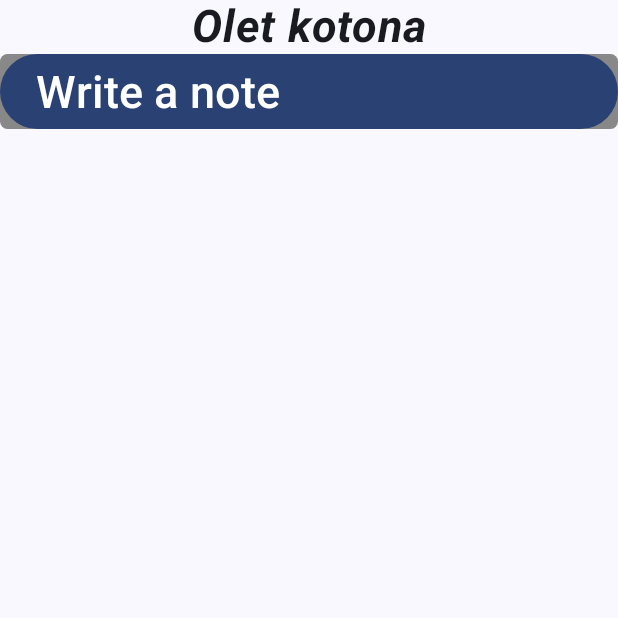
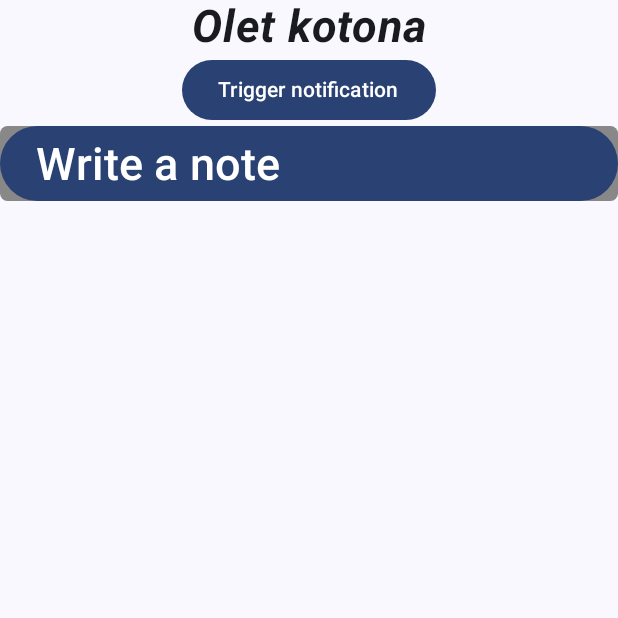
Before and after one commit to akseliahonpera/mobcomp25, an Android app built with Jetpack Compose: the screen it shows after launch (MainActivity), on a phone screen of 412 x 824 dp, the top half of it. Run offline under Robolectric (Android 15) with nearby library versions, the phone set to English and light mode, and no system bars; our stand-ins replace Room's generated code; pictures from the network do not load.

Commit message:
hw4 aloitettu, notifikaation voi laittaa manuaalisesti

```diff
--- a/mobcomp25/app/build.gradle.kts
+++ b/mobcomp25/app/build.gradle.kts
@@ -128,4 +128,7 @@ dependencies {
     // If you want to additionally use the CameraX Extensions library
     implementation("androidx.camera:camera-extensions:${camerax_version}")
 
+    implementation("androidx.compose.material3:material3:1.2.0-alpha12")
+    implementation("com.google.accompanist:accompanist-systemuicontroller:0.27.0")
+    implementation("com.google.accompanist:accompanist-permissions:0.31.1-alpha")
 }
--- a/mobcomp25/app/src/main/AndroidManifest.xml
+++ b/mobcomp25/app/src/main/AndroidManifest.xml
@@ -6,6 +6,8 @@
     <uses-permission android:name="android.permission.CAMERA"/>
     <uses-permission android:name="android.permission.READ_MEDIA_IMAGES" />
     <uses-permission android:name="android.permission.POST_NOTIFICATIONS"/>
+    <uses-permission android:name="android.permission.SCHEDULE_EXACT_ALARM" />
+    <uses-permission android:name="android.permission.USE_EXACT_ALARM" />
     <application
         android:allowBackup="true"
         android:dataExtractionRules="@xml/data_extraction_rules"
@@ -15,12 +17,16 @@
         android:roundIcon="@mipmap/ic_launcher_round"
         android:supportsRtl="true"
         android:theme="@style/Theme.Mobcomp25"
+        android:name=".services.NotificationApplication"
         tools:targetApi="31">
+
+
         <activity
             android:name=".MainActivity"
             android:exported="true"
             android:label="@string/app_name"
             android:theme="@style/Theme.Mobcomp25">
+
             <intent-filter>
                 <action android:name="android.intent.action.MAIN" />
 
--- a/mobcomp25/app/src/main/java/com/example/mobcomp25/MainActivity.kt
+++ b/mobcomp25/app/src/main/java/com/example/mobcomp25/MainActivity.kt
@@ -8,7 +8,11 @@ https://stackoverflow.com/questions/68046535/lazycolumn-and-mutable-list-how-to-
 https://developer.android.com/codelabs/basic-android-kotlin-compose-persisting-data-room#7
  */
 
+import android.app.NotificationChannel
+import android.app.NotificationManager
+import android.content.Context
 import android.content.pm.PackageManager
+import android.os.Build
 import android.os.Bundle
 import android.util.Log
 import androidx.activity.ComponentActivity
@@ -22,6 +26,7 @@ import androidx.compose.runtime.Composable
 import androidx.compose.ui.Modifier
 import androidx.compose.ui.tooling.preview.Preview
 import androidx.core.app.ActivityCompat
+import androidx.core.app.NotificationCompat
 import androidx.core.content.ContextCompat
 import com.example.mobcomp25.data.DataBaseHost
 import com.example.mobcomp25.ui.screens.Home
@@ -92,7 +97,22 @@ class MainActivity : ComponentActivity() {
         }
     }
 
-
+    private fun createNotificationChannel() {
+        // Create the NotificationChannel, but only on API 26+ because
+        // the NotificationChannel class is not in the Support Library.
+        if (Build.VERSION.SDK_INT >= Build.VERSION_CODES.O) {
+            val name = "notification_template_name"
+            val descriptionText = "notificationdescription_template"
+            val importance = NotificationManager.IMPORTANCE_DEFAULT
+            val channel = NotificationChannel("notificationChannel_id", name, importance).apply {
+                description = descriptionText
+            }
+            // Register the channel with the system.
+            val notificationManager: NotificationManager =
+                getSystemService(Context.NOTIFICATION_SERVICE) as NotificationManager
+            notificationManager.createNotificationChannel(channel)
+        }
+    }
     override fun onCreate(savedInstanceState: Bundle?) {
         super.onCreate(savedInstanceState)
         setContent {
@@ -109,6 +129,10 @@ class MainActivity : ComponentActivity() {
         }
       //  requestCameraPermission()
       //  requestImagesPermission()
+
+
         requestNotificationsPermission()
+        createNotificationChannel()
+
     }
 }
--- /dev/null
+++ b/mobcomp25/app/src/main/java/com/example/mobcomp25/services/NotificationApplication.kt
@@ -0,0 +1,19 @@
+package com.example.mobcomp25.services
+//https://meetpatadia9.medium.com/local-notification-in-android-with-jetpack-compose-437b430710f3
+import android.app.Application
+import android.app.NotificationChannel
+import android.app.NotificationManager
+
+class NotificationApplication :Application(){
+    override fun onCreate() {
+        super.onCreate()
+        val notificationChannel = NotificationChannel("notification",
+            "notification",NotificationManager.IMPORTANCE_HIGH
+        )
+
+    val notificationManager = getSystemService(NOTIFICATION_SERVICE) as NotificationManager
+
+
+    notificationManager.createNotificationChannel(notificationChannel)
+    }
+}
--- a/mobcomp25/app/src/main/java/com/example/mobcomp25/ui/screens/Home.kt
+++ b/mobcomp25/app/src/main/java/com/example/mobcomp25/ui/screens/Home.kt
@@ -42,6 +42,7 @@ import androidx.compose.ui.text.font.FontWeight
 import androidx.compose.ui.text.input.TextFieldValue
 import androidx.compose.ui.unit.dp
 import androidx.compose.ui.unit.sp
+import androidx.core.app.NotificationCompat
 import androidx.core.net.toUri
 import androidx.navigation.NavController
 import coil3.compose.AsyncImage
@@ -54,22 +55,32 @@ import coil3.compose.rememberConstraintsSizeResolver
 import coil3.request.ImageRequest
 import com.example.mobcomp25.R
 import com.example.mobcomp25.data.AppDatabase
+import com.example.mobcomp25.services.NotificationHandler
 
 @Composable
 fun Home(navController:NavController, db:AppDatabase){
 
     val notes by db.noteDao().getAll().collectAsState(initial = emptyList()) //use collectasstate() to parse data into list format
    // val notes by notesFlow.collectAsState(initial = emptyList())
+    val appContext = LocalContext.current.applicationContext
     Column (
     horizontalAlignment = Alignment.CenterHorizontally,
     modifier = Modifier.fillMaxSize()
+
 ){
+
+
         Text(
             text = "Olet kotona",
             fontStyle = FontStyle.Italic,
             fontWeight = FontWeight.Bold,
             fontSize = 30.sp
         )
+        Spacer(Modifier.width(20.dp))
+        Button(onClick = { NotificationHandler(appContext)
+            .showNotification("testi","testileipä") }) {
+            Text(text = "Trigger notification")
+        }
         Spacer(Modifier.width(20.dp))
             Button(
                 modifier = Modifier
@@ -109,6 +120,7 @@ fun Home(navController:NavController, db:AppDatabase){
         }
     }
     }
+
 /*
         LazyColumn(
             Modifier
```
Also changed, not shown: mobcomp25/app/src/main/java/com/example/mobcomp25/services/NotificationHandler.kt (added, +26 -0 lines), mobcomp25/app/src/main/java/com/example/mobcomp25/ui/screens/Notification.kt (added, +20 -0 lines).
